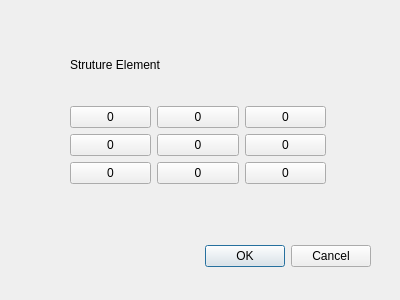
First picture: the form in dialogdilate.ui, repository hubutui/ImageProcessingKit, before the edit.
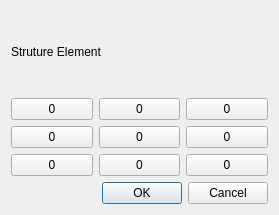
Second picture: the form after the edit.

Commit message: 修改形态学运算中各个设置对话框的窗口标题 以及布局之类的．

What changed in the file:
```diff
--- a/dialogdilate.ui
+++ b/dialogdilate.ui
@@ -6,38 +6,15 @@
    <rect>
     <x>0</x>
     <y>0</y>
-    <width>400</width>
-    <height>300</height>
+    <width>279</width>
+    <height>215</height>
    </rect>
   </property>
   <property name="windowTitle">
    <string>Dialog</string>
   </property>
-  <widget class="QDialogButtonBox" name="buttonBox">
-   <property name="geometry">
-    <rect>
-     <x>30</x>
-     <y>240</y>
-     <width>341</width>
-     <height>32</height>
-    </rect>
-   </property>
-   <property name="orientation">
-    <enum>Qt::Horizontal</enum>
-   </property>
-   <property name="standardButtons">
-    <set>QDialogButtonBox::Cancel|QDialogButtonBox::Ok</set>
-   </property>
-  </widget>
-  <widget class="QWidget" name="">
-   <property name="geometry">
-    <rect>
-     <x>70</x>
-     <y>30</y>
-     <width>256</width>
-     <height>154</height>
-    </rect>
-   </property>
+  <layout class="QVBoxLayout" name="verticalLayout_2">
+   <item>
    <layout class="QVBoxLayout" name="verticalLayout">
     <item>
      <widget class="QLabel" name="label">
@@ -140,8 +117,19 @@
       </item>
      </layout>
     </item>
-   </layout>
-  </widget>
+     <item>
+      <widget class="QDialogButtonBox" name="buttonBox">
+       <property name="orientation">
+        <enum>Qt::Horizontal</enum>
+       </property>
+       <property name="standardButtons">
+        <set>QDialogButtonBox::Cancel|QDialogButtonBox::Ok</set>
+       </property>
+      </widget>
+     </item>
+    </layout>
+   </item>
+  </layout>
  </widget>
  <resources/>
  <connections>
```
Left out of the diff: 2 changed lines with no effect on the pictures. Lines whose indentation alone changed are shown as unchanged. The commit also changes 3 other files.
